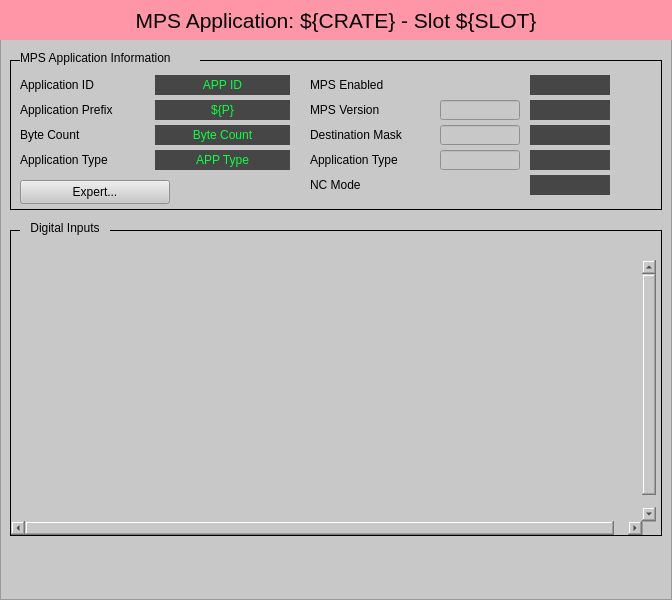
The window that mps_ln_digital.ui (ad-build-test/pydm-mps) describes before a commit, drawn with Qt 5.
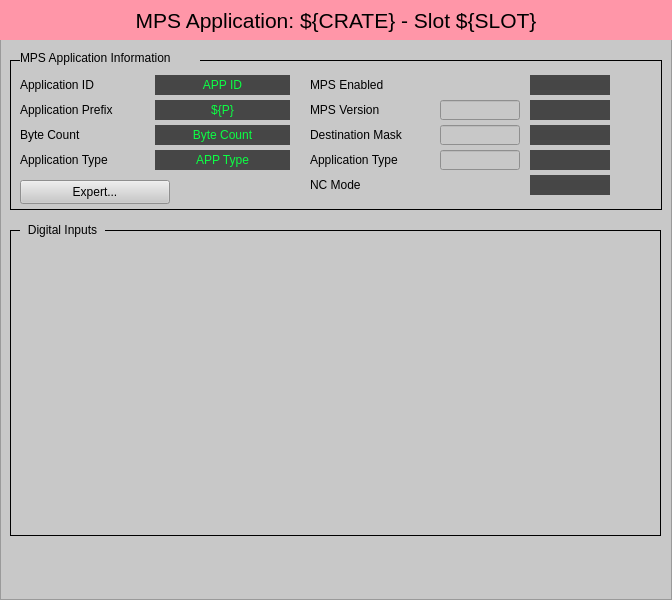
The same window after the commit. Custom widgets are drawn as their Qt base class.

Commit message: fix template repeater spacing for digital inputs

Diff of the .ui file:
```diff
--- a/mps_ln_digital.ui
+++ b/mps_ln_digital.ui
@@ -589,12 +589,28 @@
      <string>MPS Application Information</string>
     </property>
    </widget>
-   <widget class="QFrame" name="frame_3">
+   <widget class="PyDMDrawingImage" name="PyDMDrawingImage">
+    <property name="geometry">
+     <rect>
+      <x>10</x>
+      <y>549</y>
+      <width>250</width>
+      <height>50</height>
+     </rect>
+    </property>
+    <property name="toolTip">
+     <string/>
+    </property>
+    <property name="filename" stdset="0">
+     <string>lcls_mps_lockup_sidebyside_digital.png</string>
+    </property>
+   </widget>
+   <widget class="QScrollArea" name="scrollArea">
     <property name="geometry">
      <rect>
       <x>10</x>
       <y>230</y>
-      <width>652</width>
+      <width>651</width>
       <height>306</height>
      </rect>
     </property>
@@ -604,32 +620,8 @@
     <property name="frameShadow">
      <enum>QFrame::Plain</enum>
     </property>
-    <widget class="QScrollArea" name="scrollArea">
-     <property name="geometry">
-      <rect>
-       <x>1</x>
-       <y>30</y>
-       <width>645</width>
-       <height>275</height>
-      </rect>
-     </property>
-     <property name="sizePolicy">
-      <sizepolicy hsizetype="Expanding" vsizetype="Expanding">
-       <horstretch>0</horstretch>
-       <verstretch>0</verstretch>
-      </sizepolicy>
-     </property>
-     <property name="frameShape">
-      <enum>QFrame::NoFrame</enum>
-     </property>
-     <property name="frameShadow">
-      <enum>QFrame::Plain</enum>
-     </property>
-     <property name="verticalScrollBarPolicy">
-      <enum>Qt::ScrollBarAlwaysOn</enum>
-     </property>
      <property name="widgetResizable">
-      <bool>false</bool>
+     <bool>true</bool>
      </property>
      <property name="alignment">
       <set>Qt::AlignCenter</set>
@@ -639,28 +631,34 @@
        <rect>
         <x>0</x>
         <y>0</y>
-        <width>645</width>
-        <height>275</height>
-       </rect>
-      </property>
-      <property name="sizePolicy">
-       <sizepolicy hsizetype="Preferred" vsizetype="Expanding">
-        <horstretch>0</horstretch>
-        <verstretch>0</verstretch>
-       </sizepolicy>
-      </property>
-      <layout class="QVBoxLayout" name="verticalLayout">
-       <property name="sizeConstraint">
-        <enum>QLayout::SetNoConstraint</enum>
-       </property>
-       <item>
-        <widget class="PyDMTemplateRepeater" name="PyDMTemplateRepeater_2">
+       <width>649</width>
+       <height>304</height>
+      </rect>
+     </property>
          <property name="sizePolicy">
           <sizepolicy hsizetype="Preferred" vsizetype="Preferred">
            <horstretch>0</horstretch>
            <verstretch>0</verstretch>
           </sizepolicy>
          </property>
+     <layout class="QVBoxLayout" name="verticalLayout">
+      <property name="spacing">
+       <number>0</number>
+      </property>
+      <property name="leftMargin">
+       <number>0</number>
+      </property>
+      <property name="topMargin">
+       <number>0</number>
+      </property>
+      <property name="rightMargin">
+       <number>0</number>
+      </property>
+      <property name="bottomMargin">
+       <number>0</number>
+      </property>
+      <item>
+       <widget class="PyDMTemplateRepeater" name="PyDMTemplateRepeater">
          <property name="toolTip">
           <string/>
          </property>
@@ -675,17 +673,29 @@
          </property>
         </widget>
        </item>
+      <item>
+       <spacer name="verticalSpacer">
+        <property name="orientation">
+         <enum>Qt::Vertical</enum>
+        </property>
+        <property name="sizeHint" stdset="0">
+         <size>
+          <width>20</width>
+          <height>40</height>
+         </size>
+        </property>
+       </spacer>
+      </item>
       </layout>
      </widget>
     </widget>
-   </widget>
    <widget class="QLabel" name="label_13">
     <property name="geometry">
      <rect>
       <x>20</x>
       <y>220</y>
-      <width>90</width>
-      <height>15</height>
+      <width>85</width>
+      <height>20</height>
      </rect>
     </property>
     <property name="text">
```
Left out of the diff: 21 changed lines with no effect on the pictures. Lines whose indentation alone changed are shown as unchanged. The commit also changes 1 other file.
